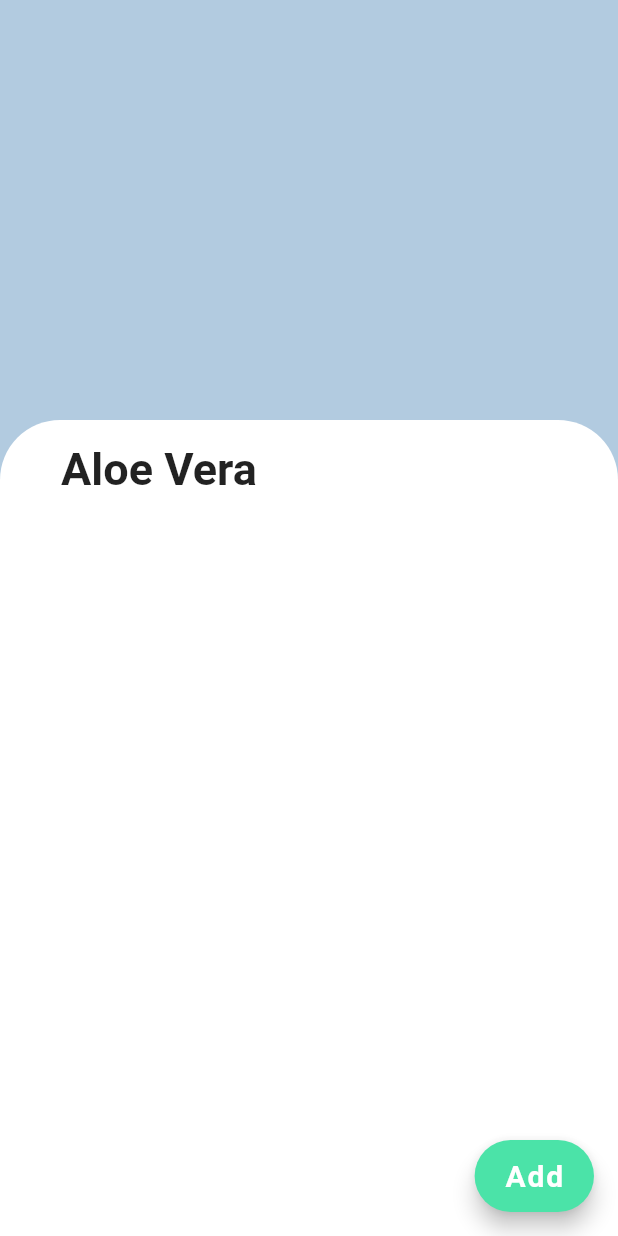
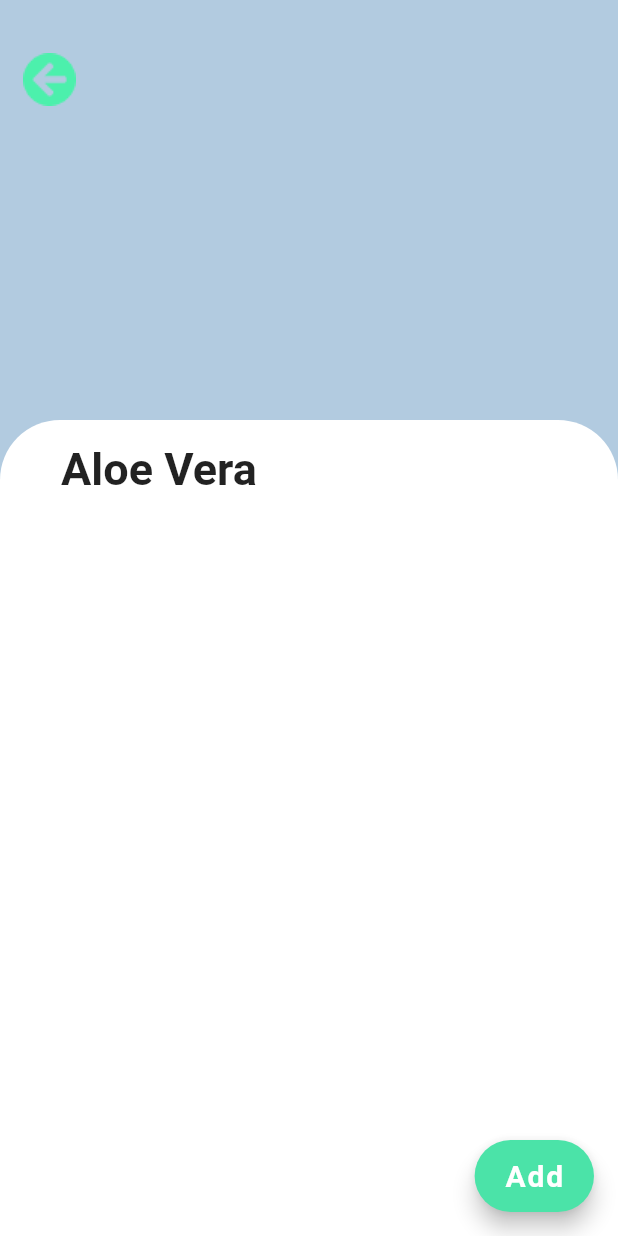
Before and after one commit to Arborigardening/horticulture, a Flutter app: the MyHomePage screen opened directly, after a tap on "Create Account", on a phone screen of 412 x 824 dp. Run offline on Flutter 3.47's test engine with Material 2 defaults, Android fonts, the phone set to English and light mode, and no system bars; missing offline and left inert: dart:html.

Commit message:
back_button_update

```diff
--- a/lib/plant_details.dart
+++ b/lib/plant_details.dart
@@ -16,9 +16,23 @@ class _PlantDetailsState extends State<PlantDetails> {
       backgroundColor: Color.fromARGB(255, 178, 203, 224),
       body: Column(
         children: [
+                SizedBox(
+                  height: 20,
+                ),
+                Align(
+                alignment: Alignment.topLeft,
+                child: IconButton(
+                    icon: Image.asset('assets/images/back.png'),
+                    iconSize: 50,
+                    onPressed: () {
+                      Navigator.of(context).push(MaterialPageRoute(
+                        builder: (context) => const MyHomePage()));
+                    },
+                  ),
+              ),
           SizedBox(
             width: 300,
-            height: 280,
+            height: 194,
           ),
           Container(
             //margin: const EdgeInsets.only(left: 20.0, right: 20.0),
--- a/lib/signup.dart
+++ b/lib/signup.dart
@@ -1,5 +1,6 @@
 import 'dart:html';
 import 'package:arbori/plant_details.dart';
+import 'package:arbori/login.dart';
 import 'package:flutter/material.dart';
 
 class MyHomePage extends StatefulWidget {
@@ -16,7 +17,7 @@ class _MyHomePageState extends State<MyHomePage> {
   Widget build(BuildContext context) {
     return Scaffold(
       body: Container(
-          padding: const EdgeInsets.fromLTRB(43.0, 140.0, 43.0, 0),
+          padding: const EdgeInsets.fromLTRB(0.0, 20.0, 0.0, 0),
           decoration: BoxDecoration(
               gradient: LinearGradient(
                   begin: Alignment.topCenter,
@@ -27,6 +28,20 @@ class _MyHomePageState extends State<MyHomePage> {
               ])),
           child: Column(
             children: [
+              Align(
+                alignment: Alignment.topLeft,
+                child: IconButton(
+                    icon: Image.asset('assets/images/back.png'),
+                    iconSize: 50,
+                    onPressed: () {
+                      Navigator.of(context).push(MaterialPageRoute(
+                        builder: (context) => const Login()));
+                    },
+                  ),
+              ),
+              SizedBox(
+                height: 75,
+              ),
               Text(
                 "Sign Up",
                 style: TextStyle(
```
Also changed, not shown: lib/indoor_outdoor.dart (+21 -3 lines).
